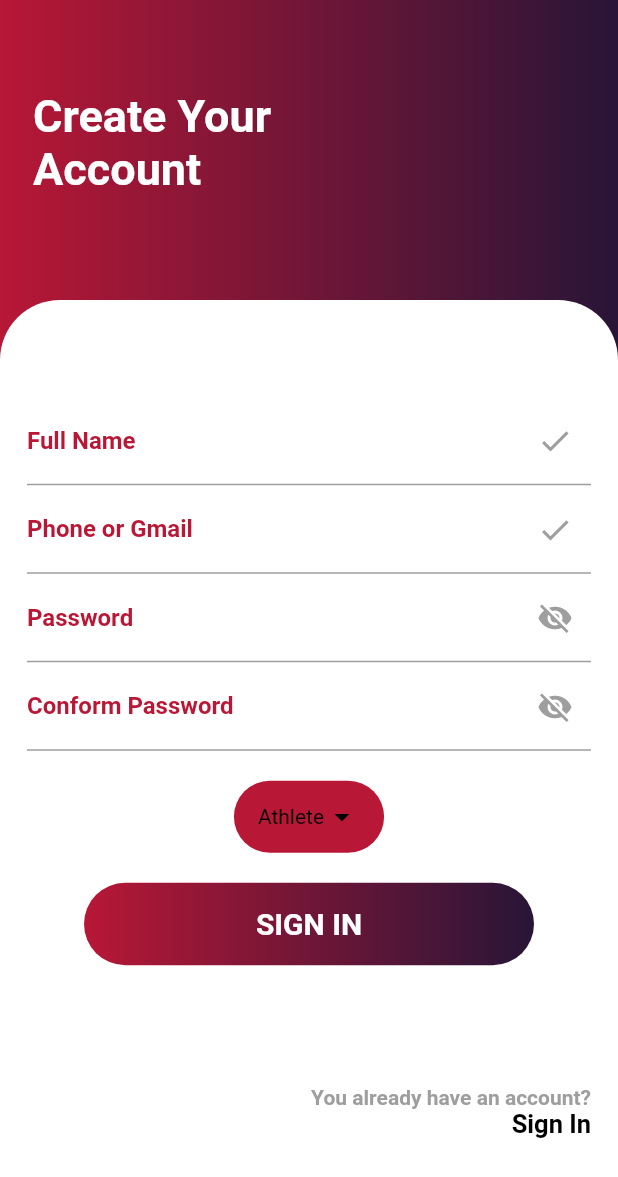
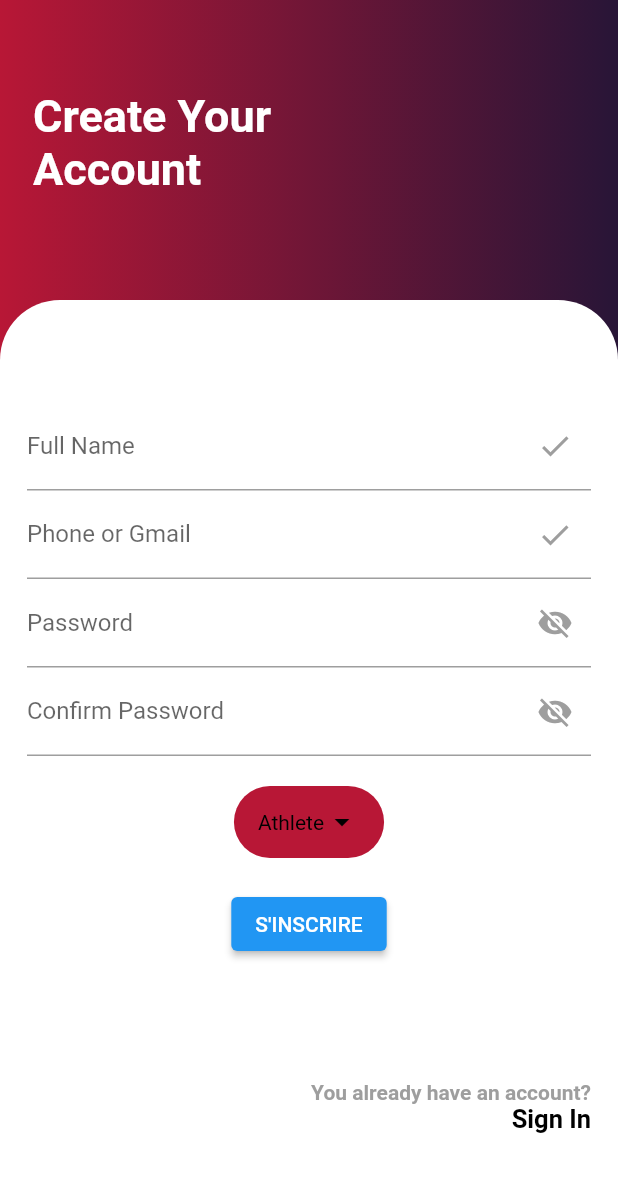
Before and after one commit to anwar217/RingTounsi-Mobile, a Flutter app: the RegScreen screen opened directly, on a phone screen of 412 x 824 dp. Shown: the top 1177 px of the screen. Run offline on Flutter 3.47's test engine with Material 2 defaults, Android fonts, the phone set to English and light mode, and no system bars; network calls fail.

Commit message:
deuxieme version

```diff
--- /dev/null
+++ b/lib/model/role.dart
@@ -0,0 +1,16 @@
+class Role {
+  final int id;
+  final String name;
+
+  Role({
+    required this.id,
+    required this.name,
+  });
+
+  factory Role.fromJson(Map<String, dynamic> json) {
+    return Role(
+      id: json['id'],
+      name: json['name'],
+    );
+  }
+}
--- a/lib/view/regScreen.dart
+++ b/lib/view/regScreen.dart
@@ -1,5 +1,10 @@
+import 'dart:convert';
 import 'package:flutter/material.dart';
+import 'package:http/http.dart';
+import 'package:ringtounsi_mobile/model/user.dart';
 import 'package:ringtounsi_mobile/view/loginScreen.dart';
+import 'dart:io';
+import 'package:http/http.dart' as http;
 
 enum Role { coach, athlete }
 
@@ -12,6 +17,35 @@ class RegScreen extends StatefulWidget {
 
 class _RegScreenState extends State<RegScreen> {
   Role _selectedRole = Role.athlete;
+
+  final fullNameController = TextEditingController();
+  final emailController = TextEditingController();
+  final passwordController = TextEditingController();
+
+  Future<void> register(String nom, String prenom, email, String password, Role role) async {
+    final url = Uri.parse('http://192.168.188.65:3000/api/auth/signup');
+    final response = await http.post(
+      url,
+      headers: {
+        'Content-Type': 'application/json',
+      },
+      body: jsonEncode({
+        'nom': nom,
+        'prenom' :prenom,
+        'email': email,
+        'password': password,
+        'roles': [role.toString()],
+      }),
+    );
+
+    if (response.statusCode == 200) {
+      // Inscription réussie, vous pouvez gérer la redirection ou afficher un message ici.
+      print('Inscription réussie');
+    } else {
+      // Gérez les erreurs d'inscription ici.
+      print('Erreur lors de l\'inscription');
+    }
+  }
 
   @override
   Widget build(BuildContext context) {
@@ -58,62 +92,60 @@ class _RegScreenState extends State<RegScreen> {
                 child: Column(
                   mainAxisAlignment: MainAxisAlignment.center,
                   children: [
-                    // TextFields for Full Name, Phone or Gmail, Password, Confirm Password
-                    const TextField(
+                    TextField(
+                      controller: fullNameController,
                       decoration: InputDecoration(
                         suffixIcon: Icon(
                           Icons.check,
                           color: Colors.grey,
                         ),
-                          label: Text(
-                            'Full Name',
-                            style: TextStyle(
+                        labelText: 'Full Name',
+                        hintStyle: TextStyle(
                           fontWeight: FontWeight.bold,
                           color: Color(0xffB81736),
                         ),
-                          )),
                       ),
-                    const TextField(
+                    ),
+                    TextField(
+                      controller: emailController,
                       decoration: InputDecoration(
                         suffixIcon: Icon(
                           Icons.check,
                           color: Colors.grey,
                         ),
-                          label: Text(
-                            'Phone or Gmail',
-                            style: TextStyle(
+                        labelText: 'Phone or Gmail',
+                        hintStyle: TextStyle(
                           fontWeight: FontWeight.bold,
                           color: Color(0xffB81736),
                         ),
-                          )),
                       ),
-                    const TextField(
+                    ),
+                    TextField(
+                      controller: passwordController,
                       decoration: InputDecoration(
                         suffixIcon: Icon(
                           Icons.visibility_off,
                           color: Colors.grey,
                         ),
-                          label: Text(
-                            'Password',
-                            style: TextStyle(
+                        labelText: 'Password',
+                        hintStyle: TextStyle(
                           fontWeight: FontWeight.bold,
                           color: Color(0xffB81736),
                         ),
-                          )),
                       ),
-                    const TextField(
+                    ),
+                    TextField(
                       decoration: InputDecoration(
                         suffixIcon: Icon(
                           Icons.visibility_off,
                           color: Colors.grey,
                         ),
-                          label: Text(
-                            'Conform Password',
-                            style: TextStyle(
+                        labelText: 'Confirm Password',
+                        hintStyle: TextStyle(
                           fontWeight: FontWeight.bold,
                           color: Color(0xffB81736),
                         ),
-                          )),
+                      ),
                     ),
                     SizedBox(height: 20),
                     Container(
@@ -125,8 +157,7 @@ class _RegScreenState extends State<RegScreen> {
                       child: DropdownButton<Role>(
                         value: _selectedRole,
                         underline: Container(), // Hides the underline
-                        icon: Icon(Icons.arrow_drop_down,
-                            color: Color.fromARGB(255, 0, 0, 0)),
+                        icon: Icon(Icons.arrow_drop_down, color: Color.fromARGB(255, 0, 0, 0)),
                         style: TextStyle(color: Color.fromARGB(255, 0, 0, 0)),
                         onChanged: (Role? value) {
                           if (value != null) {
@@ -147,30 +178,19 @@ class _RegScreenState extends State<RegScreen> {
                         ],
                       ),
                     ),
+                    SizedBox(height: 20),
+                   ElevatedButton(
+  onPressed: () {
+    String nom = fullNameController.text;
+    String prenom = fullNameController.text;
+    String email = emailController.text;
+    String password = passwordController.text;
 
-                    SizedBox(height: 20),
-                    Container(
-                      height: 55,
-                      width: 300,
-                      decoration: BoxDecoration(
-                        borderRadius: BorderRadius.circular(30),
-                        gradient: const LinearGradient(
-                          colors: [
-                            Color(0xffB81736),
-                            Color(0xff281537),
-                          ],
-                        ),
-                      ),
-                      child: const Center(
-                        child: Text(
-                          'SIGN IN',
-                          style: TextStyle(
-                            fontWeight: FontWeight.bold,
-                            fontSize: 20,
-                            color: Colors.white,
-                          ),
-                        ),
-                      ),
+    // Utilisez le rôle sélectionné (_selectedRole) pour l'inscription
+    register(nom,prenom, email, password, _selectedRole );
+  },
+  child: Text('S\'INSCRIRE'),
+
                        ),
                     SizedBox(height: 80),
                     Align(
```
Also changed, not shown: lib/model/user.dart (+23 -9 lines), lib/model/user_roles.dart (added, +26 -0 lines), lib/service/api_service.dart (+1 -6 lines), lib/view/loginScreen.dart (+28 -13 lines), pubspec.lock, 1 other file. Lines whose indentation alone changed are shown as unchanged.
